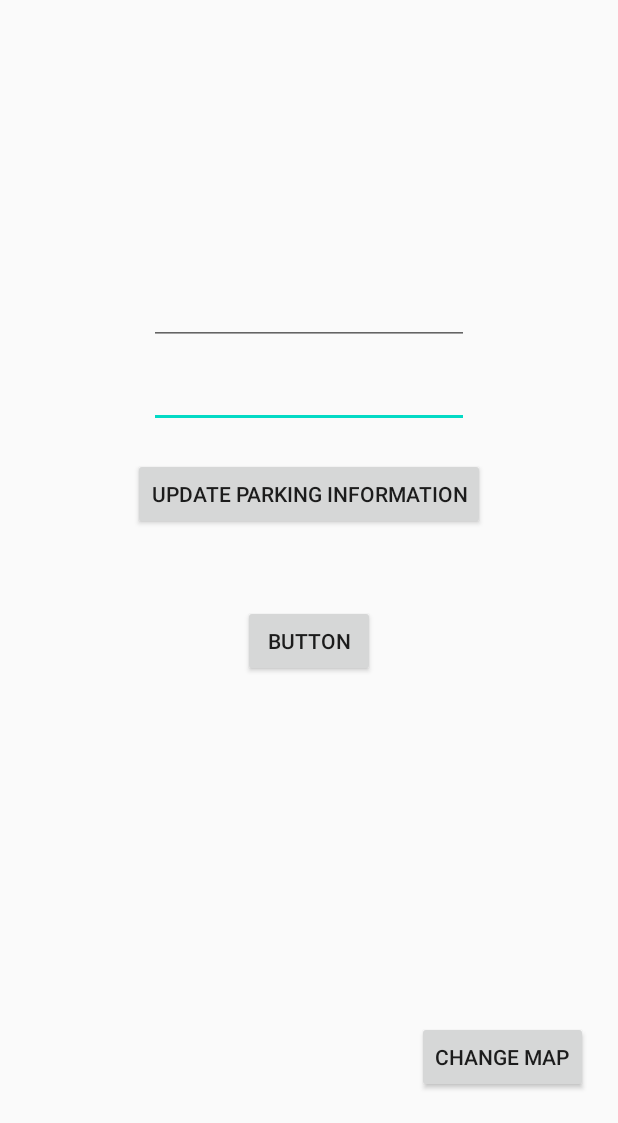
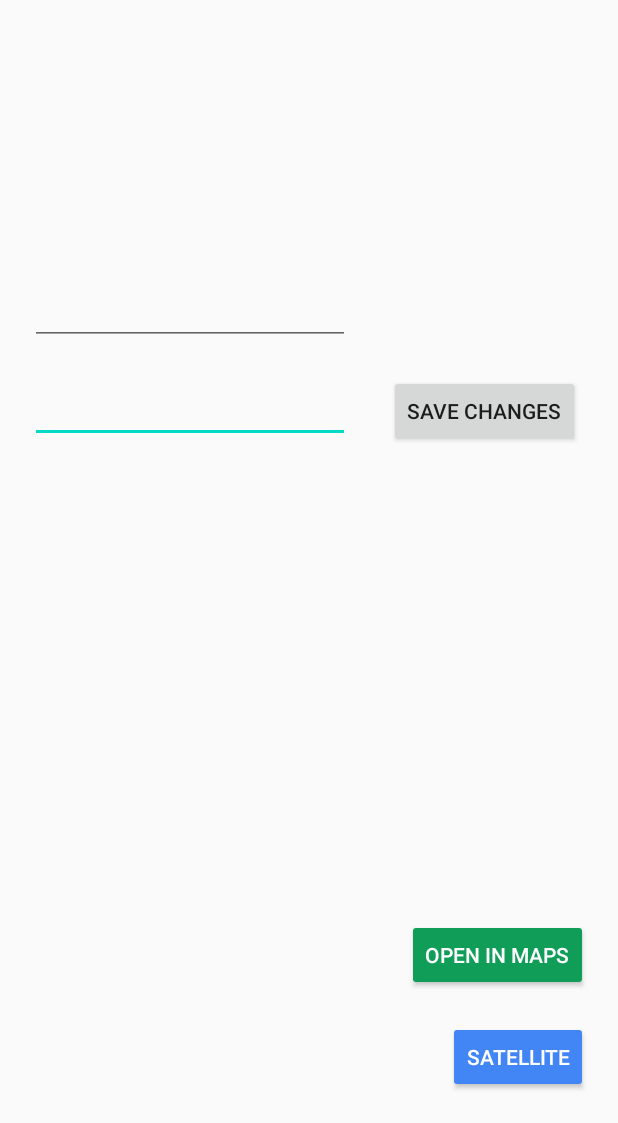
Before and after one commit to Rasmus-Lykke/Exam_Android, an Android app: the MapsActivity screen opened directly, with no data from a screen before it, on a phone screen of 412 x 824 dp, the part 113-1236 px from its top. Run offline under Robolectric (Android 15) with nearby library versions, the phone set to English and light mode, and no system bars; our stand-ins replace Firebase (no records; nobody signed in at launch, a user with empty details on screens opened directly); 3 statements that could not run were skipped.

Commit message:
Visual design work

```diff
--- a/app/src/main/AndroidManifest.xml
+++ b/app/src/main/AndroidManifest.xml
@@ -20,7 +20,7 @@
         <activity
             android:name=".MapsActivity"
             android:label="@string/title_activity_maps" />
-        <activity android:name=".LoginActivity">
+        <activity android:name=".SignInActivity">
             <intent-filter>
                 <action android:name="android.intent.action.MAIN" />
 
--- a/app/src/main/java/com/example/my_parking/MapsActivity.java
+++ b/app/src/main/java/com/example/my_parking/MapsActivity.java
@@ -17,6 +17,7 @@ import android.net.Uri;
 import android.os.Bundle;
 import android.util.Log;
 import android.view.View;
+import android.widget.Button;
 import android.widget.EditText;
 import android.widget.TextView;
 import android.widget.Toast;
@@ -46,6 +47,9 @@ public class MapsActivity extends FragmentActivity implements OnMapReadyCallback
     EditText editTextTitle;
     EditText editTextDescription;
     TextView textViewAddress;
+    TextView textViewCity;
+    TextView textViewCountry;
+    Button buttonChangeMap;
 
     @Override
     protected void onCreate(Bundle savedInstanceState) {
@@ -64,8 +68,12 @@ public class MapsActivity extends FragmentActivity implements OnMapReadyCallback
         editTextTitle.setText(FirebaseRepo.parkingSpots.get(index).getTitle());
         editTextDescription = findViewById(R.id.editTextDescription);
         editTextDescription.setText(FirebaseRepo.parkingSpots.get(index).getDescription());
-        textViewAddress = findViewById(R.id.textViewAddress);
+        textViewCity = findViewById(R.id.textViewCity);
+        textViewAddress =  findViewById(R.id.textViewAddress);
+        textViewCountry = findViewById(R.id.textViewCountry);
 
+        buttonChangeMap = findViewById(R.id.buttonChangeMap);
+        buttonChangeMap.setText("Satellite");
 
         createListener();
 
@@ -100,25 +108,35 @@ public class MapsActivity extends FragmentActivity implements OnMapReadyCallback
 
                     if (listAddresses != null && listAddresses.size() > 0) {
                         String address = "";
+                        String city = "";
+                        String country = "";
 
                         if (listAddresses.get(0).getThoroughfare() != null) {
                             address += listAddresses.get(0).getThoroughfare() + " ";
                         }
 
                         if (listAddresses.get(0).getLocality() != null) {
-                            address += listAddresses.get(0).getLocality() + " ";
+                            city += listAddresses.get(0).getLocality() + ", ";
+                            System.out.println("Locality: " + listAddresses.get(0).getLocality());
+
                         }
 
                         if (listAddresses.get(0).getPostalCode() != null) {
-                            address += listAddresses.get(0).getPostalCode() + " ";
+                            city += listAddresses.get(0).getPostalCode() + " ";
+                            System.out.println("Postal code: " + listAddresses.get(0).getPostalCode());
+
                         }
 
-                        if (listAddresses.get(0).getAdminArea() != null) {
-                            address += listAddresses.get(0).getAdminArea();
+                        if (listAddresses.get(0).getCountryName() != null) {
+                            country += listAddresses.get(0).getCountryName();
+                            System.out.println("Admin area: " + listAddresses.get(0).getAdminArea());
+
                         }
 
-                        System.out.println("!!!!!!!!!!!!!!!!!!!!" + address);
+                        System.out.println("=======>> " + address);
                         textViewAddress.setText(address);
+                        textViewCity.setText(city);
+                        textViewCountry.setText(country);
                         updateMarkers();
                     }
 
@@ -187,8 +205,10 @@ public class MapsActivity extends FragmentActivity implements OnMapReadyCallback
 
         if (mMap.getMapType() == GoogleMap.MAP_TYPE_NORMAL) {
             mMap.setMapType(GoogleMap.MAP_TYPE_HYBRID);
+            buttonChangeMap.setText("Normal");
         } else {
             mMap.setMapType(GoogleMap.MAP_TYPE_NORMAL);
+            buttonChangeMap.setText("Satellite");
         }
     }
 
--- a/app/src/main/java/com/example/my_parking/auth/FirebaseManager.java
+++ b/app/src/main/java/com/example/my_parking/auth/FirebaseManager.java
@@ -5,13 +5,12 @@ import android.widget.Toast;
 
 import androidx.annotation.NonNull;
 
-import com.example.my_parking.storage.FirebaseRepo;
 import com.google.android.gms.tasks.OnCompleteListener;
 import com.google.android.gms.tasks.Task;
 import com.google.firebase.auth.AuthResult;
 import com.google.firebase.auth.FirebaseAuth;
 import com.google.firebase.auth.FirebaseUser;
-import com.example.my_parking.LoginActivity;
+import com.example.my_parking.SignInActivity;
 
 public class FirebaseManager {
 
@@ -19,7 +18,7 @@ public class FirebaseManager {
     private static FirebaseUser user;
 
 
-    public void signIn(String email, String password, final LoginActivity activity) {
+    public void signIn(String email, String password, final SignInActivity activity) {
         firebaseAuth.signInWithEmailAndPassword(email, password)
                 .addOnCompleteListener(activity, new OnCompleteListener<AuthResult>() {
                     @Override
--- a/app/src/main/res/layout/activity_maps.xml
+++ b/app/src/main/res/layout/activity_maps.xml
@@ -19,27 +19,14 @@
         app:layout_constraintTop_toTopOf="parent"
         tools:context=".MapsActivity" />
 
-    <TextView
-        android:id="@+id/textViewAddress"
-        android:layout_width="wrap_content"
-        android:layout_height="24dp"
-        android:layout_margin="20dp"
-        android:textAlignment="viewStart"
-        android:textSize="18sp"
-        app:layout_constraintBottom_toBottomOf="parent"
-        app:layout_constraintEnd_toEndOf="parent"
-        app:layout_constraintHorizontal_bias="0.092"
-        app:layout_constraintStart_toStartOf="parent"
-        app:layout_constraintTop_toTopOf="parent"
-        app:layout_constraintVertical_bias="0.977" />
-
     <Button
         android:id="@+id/buttonChangeMap"
         android:layout_width="wrap_content"
         android:layout_height="wrap_content"
         android:layout_margin="20dp"
+        android:backgroundTint="#4285F4"
         android:onClick="changeMapType"
-        android:text="@string/change_map"
+        android:textColor="#FFFFFF"
         app:layout_constraintBottom_toBottomOf="parent"
         app:layout_constraintEnd_toEndOf="parent" />
 
@@ -47,11 +34,12 @@
         android:id="@+id/editTextDescription"
         android:layout_width="wrap_content"
         android:layout_height="wrap_content"
-        android:layout_margin="10dp"
+        android:layout_margin="20dp"
         android:ems="10"
         android:gravity="start|top"
         android:inputType="textMultiLine"
         app:layout_constraintEnd_toEndOf="parent"
+        app:layout_constraintHorizontal_bias="0.0"
         app:layout_constraintStart_toStartOf="parent"
         app:layout_constraintTop_toBottomOf="@+id/editTextTitle" />
 
@@ -63,6 +51,7 @@
         android:ems="10"
         android:inputType="textPersonName"
         app:layout_constraintEnd_toEndOf="parent"
+        app:layout_constraintHorizontal_bias="0.0"
         app:layout_constraintStart_toStartOf="parent"
         app:layout_constraintTop_toBottomOf="@+id/map" />
 
@@ -70,22 +59,49 @@
         android:id="@+id/buttonEdit"
         android:layout_width="wrap_content"
         android:layout_height="wrap_content"
-        android:layout_margin="20dp"
         android:onClick="editParkingSpot"
-        android:text="Update parking information"
+        android:text="Save changes"
         app:layout_constraintEnd_toEndOf="parent"
-        app:layout_constraintStart_toStartOf="parent"
-        app:layout_constraintTop_toBottomOf="@+id/editTextDescription" />
+        app:layout_constraintStart_toEndOf="@+id/editTextDescription"
+        app:layout_constraintTop_toTopOf="@+id/editTextDescription" />
 
     <Button
         android:id="@+id/buttonInMaps"
         android:layout_width="wrap_content"
         android:layout_height="wrap_content"
-        android:layout_margin="50dp"
+        android:layout_margin="20dp"
+        android:backgroundTint="#0F9D58"
         android:onClick="openInMaps"
-        android:text="Button"
-        app:layout_constraintEnd_toEndOf="parent"
-        app:layout_constraintStart_toStartOf="parent"
-        app:layout_constraintTop_toBottomOf="@+id/buttonEdit" />
+        android:text="Open in maps"
+        android:textColor="#FFFFFF"
+        app:layout_constraintBottom_toTopOf="@+id/buttonChangeMap"
+        app:layout_constraintEnd_toEndOf="parent" />
+
+    <TextView
+        android:id="@+id/textViewCity"
+        android:layout_width="wrap_content"
+        android:layout_height="wrap_content"
+        android:layout_margin="20dp"
+        android:textSize="20sp"
+        app:layout_constraintBottom_toTopOf="@+id/textViewCountry"
+        app:layout_constraintStart_toStartOf="parent" />
+
+    <TextView
+        android:id="@+id/textViewCountry"
+        android:layout_width="wrap_content"
+        android:layout_height="wrap_content"
+        android:layout_margin="20dp"
+        android:textSize="20sp"
+        app:layout_constraintBottom_toBottomOf="parent"
+        app:layout_constraintStart_toStartOf="parent" />
+
+    <TextView
+        android:id="@+id/textViewAddress"
+        android:layout_width="wrap_content"
+        android:layout_height="wrap_content"
+        android:layout_margin="20dp"
+        android:textSize="20sp"
+        app:layout_constraintBottom_toTopOf="@+id/textViewCity"
+        app:layout_constraintStart_toStartOf="parent" />
 
 </androidx.constraintlayout.widget.ConstraintLayout>
```
Also changed, not shown: app/src/main/java/com/example/my_parking/LoginActivity.java (deleted, +0 -90 lines), app/src/main/java/com/example/my_parking/SignInActivity.java (added, +90 -0 lines), app/src/main/res/drawable/roundedbutton.xml (added, +9 -0 lines), app/src/main/res/layout/activity_SignIn.xml (added, +76 -0 lines), app/src/main/res/layout/activity_create_parking_spot.xml (+50 -6 lines), app/src/main/res/layout/activity_login.xml (deleted, +0 -56 lines), app/src/main/res/layout/activity_main.xml (+9 -3 lines), 36 other files.
